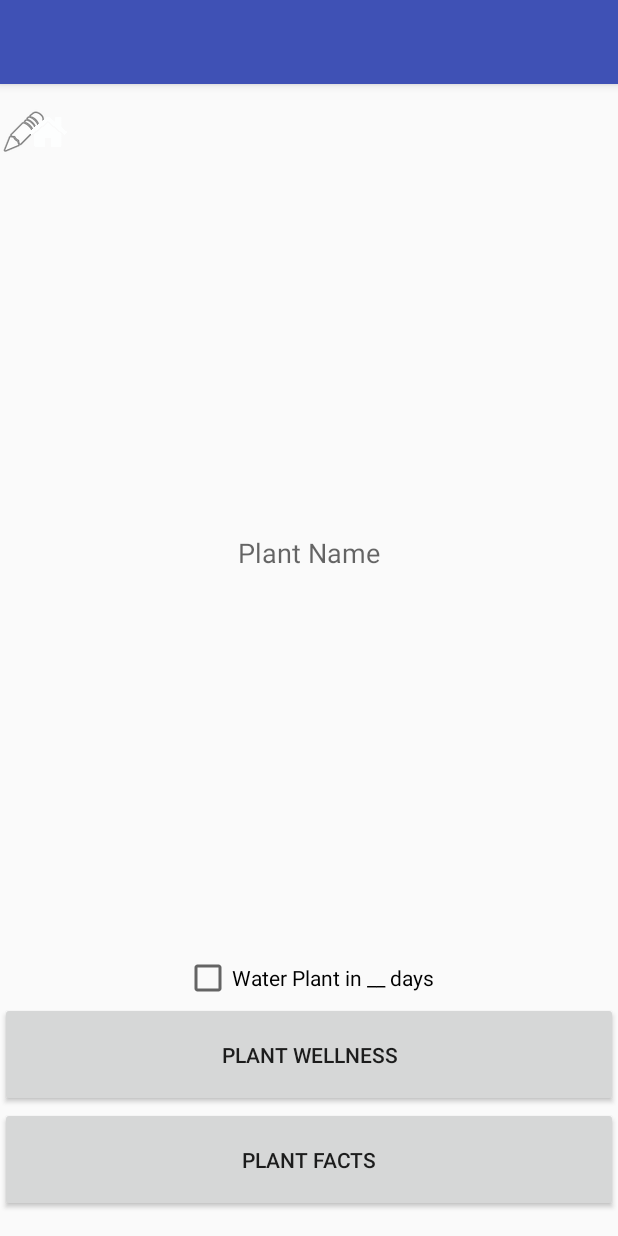
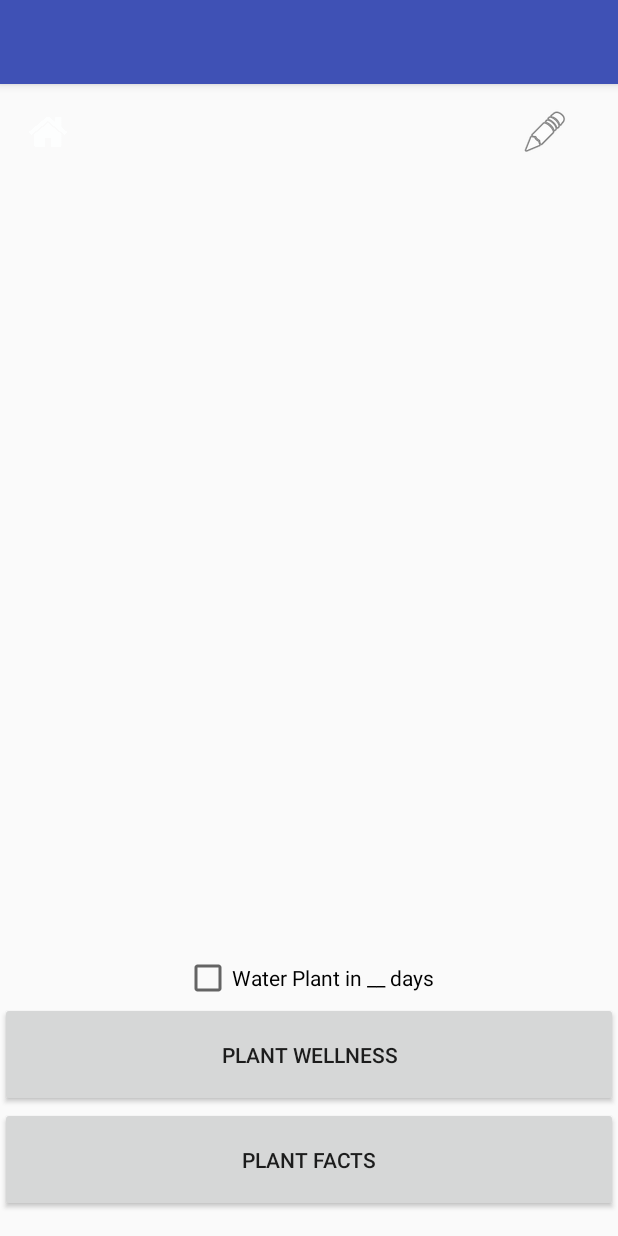
Before and after one commit to joshmlee/PlantApp, an Android app: the PlantProfile screen opened directly, with no data from a screen before it, on a phone screen of 412 x 824 dp. Run offline under Robolectric (Android 15) with nearby library versions, the phone set to English and light mode, and no system bars.

Commit message:
Profile edits

```diff
--- a/app/src/main/res/layout/activity_plant_profile.xml
+++ b/app/src/main/res/layout/activity_plant_profile.xml
@@ -38,7 +38,6 @@
         android:layout_width="wrap_content"
         android:layout_height="wrap_content"
         android:textAppearance="?android:attr/textAppearanceMedium"
-        android:text="Plant Name"
         android:id="@+id/PlantName"
         android:layout_below="@+id/imageViewPlant"
         android:layout_centerHorizontal="true" />
@@ -55,19 +54,20 @@
     <ImageView
         android:layout_width="wrap_content"
         android:layout_height="wrap_content"
-        android:id="@+id/imageView"
+        android:id="@+id/imageViewEdit"
         android:src="@android:drawable/ic_menu_edit"
-        android:layout_alignParentTop="true" />
+        android:layout_alignParentTop="true"
+        android:layout_toEndOf="@id/imageViewPlant"/>
 
     <ImageView
         android:layout_width="wrap_content"
         android:layout_height="wrap_content"
-        android:id="@+id/imageView2"
+        android:id="@+id/imageViewHome"
         android:layout_alignParentTop="true"
         android:layout_alignParentStart="true"
         android:src="@drawable/homebutton"
         android:layout_toStartOf="@+id/imageViewPlant"
-        android:layout_alignBottom="@+id/imageView" />
+        android:layout_alignBottom="@+id/imageViewEdit" />
 
     <Button
         android:layout_width="wrap_content"
@@ -96,7 +96,7 @@
         android:layout_height="wrap_content"
         android:text=""
         android:id="@+id/PlantSpecies"
-        android:layout_below="@+id/textView"
+        android:layout_below="@+id/PlantName"
         android:layout_centerHorizontal="true" />
 
 </RelativeLayout>
```
